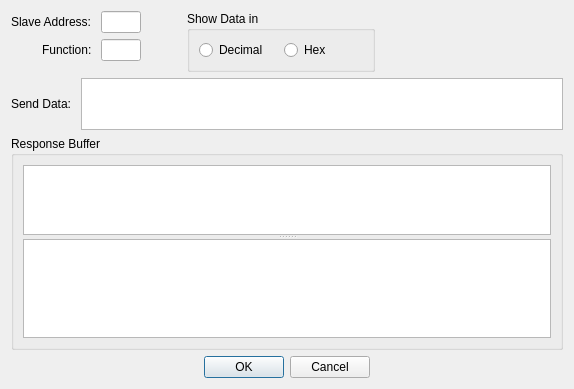
sanny32/OpenModScan, file omodscan/dialogs/dialogusermsg.ui: the form before one commit.
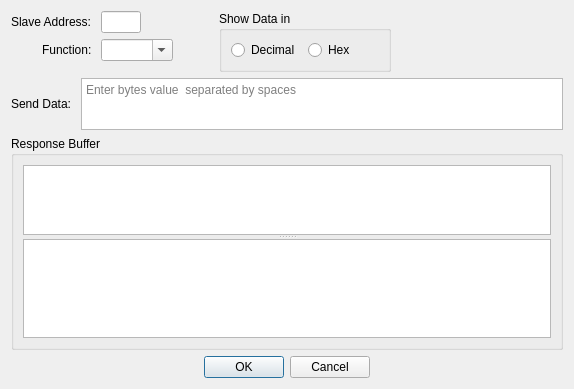
The form after the commit. Custom widgets are drawn as their Qt base class.

Commit message: Improve dialog user message behavior

Patch:
```diff
--- a/omodscan/dialogs/dialogusermsg.ui
+++ b/omodscan/dialogs/dialogusermsg.ui
@@ -52,18 +52,12 @@
         </widget>
        </item>
        <item row="1" column="1">
-        <widget class="NumericLineEdit" name="lineEditFunction">
-         <property name="sizePolicy">
-          <sizepolicy hsizetype="Fixed" vsizetype="Fixed">
-           <horstretch>0</horstretch>
-           <verstretch>0</verstretch>
-          </sizepolicy>
+        <widget class="FunctionCodeComboBox" name="comboBoxFunction">
+         <property name="contextMenuPolicy">
+          <enum>Qt::NoContextMenu</enum>
          </property>
-         <property name="maximumSize">
-          <size>
-           <width>40</width>
-           <height>16777215</height>
-          </size>
+         <property name="editable">
+          <bool>true</bool>
          </property>
         </widget>
        </item>
@@ -161,6 +155,9 @@
        <property name="tabChangesFocus">
         <bool>true</bool>
        </property>
+       <property name="placeholderText">
+        <string>Enter bytes value  separated by spaces</string>
+       </property>
       </widget>
      </item>
     </layout>
@@ -246,6 +243,11 @@
    <extends>QPlainTextEdit</extends>
    <header>bytelisttextedit.h</header>
   </customwidget>
+  <customwidget>
+   <class>FunctionCodeComboBox</class>
+   <extends>QComboBox</extends>
+   <header>functioncodecombobox.h</header>
+  </customwidget>
  </customwidgets>
  <tabstops>
   <tabstop>lineEditFunction</tabstop>
```
Left out of the diff: 4 changed lines with no effect on the pictures. The commit also changes 3 other files.
